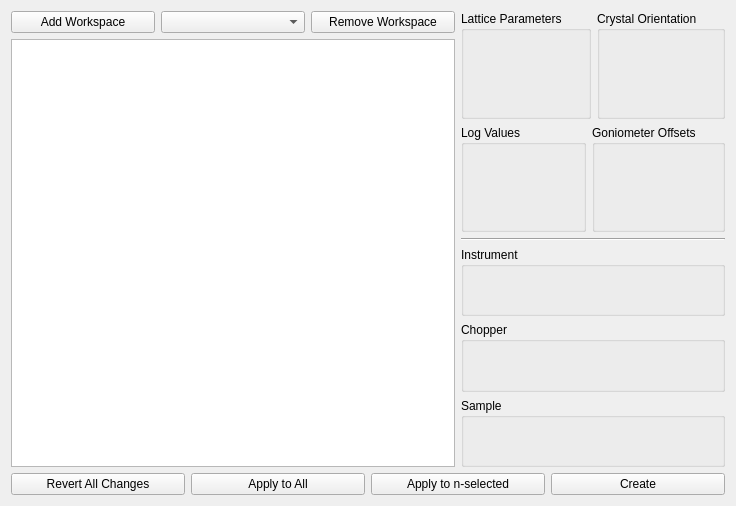
Above: Code/Mantid/MantidQt/CustomInterfaces/inc/MantidQtCustomInterfaces/CreateMDWorkspace.ui from mantidproject/mantid before the change. Below: the same form after it.
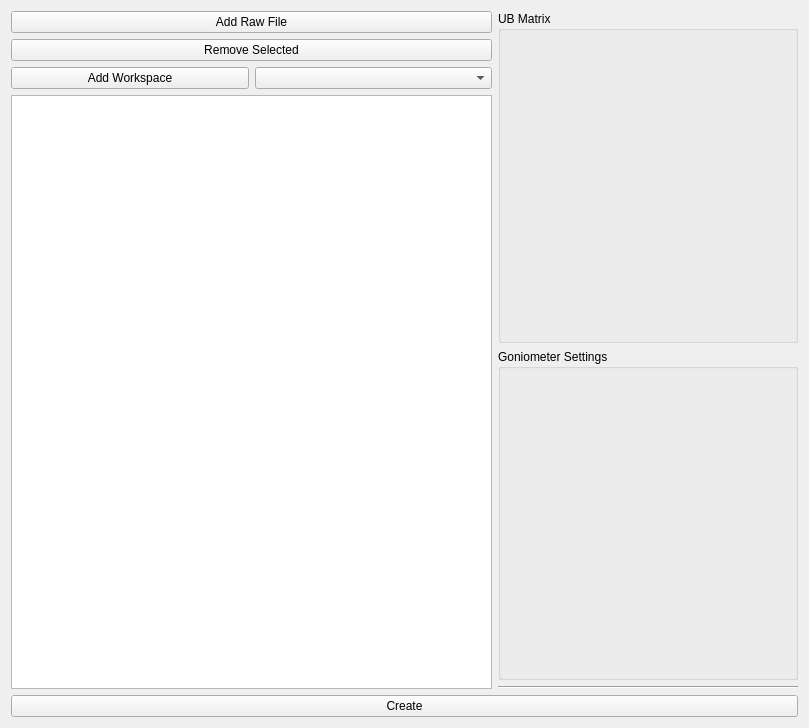
That is the form after the change. Custom widgets are drawn as their Qt base class.

What changed in the file:
```diff
--- a/Code/Mantid/MantidQt/CustomInterfaces/inc/MantidQtCustomInterfaces/CreateMDWorkspace.ui
+++ b/Code/Mantid/MantidQt/CustomInterfaces/inc/MantidQtCustomInterfaces/CreateMDWorkspace.ui
@@ -6,8 +6,8 @@
    <rect>
     <x>0</x>
     <y>0</y>
-    <width>736</width>
-    <height>506</height>
+    <width>809</width>
+    <height>728</height>
    </rect>
   </property>
   <property name="sizePolicy">
@@ -28,21 +28,57 @@
      <item>
       <layout class="QVBoxLayout" name="overviewLayout">
        <item>
-        <layout class="QHBoxLayout" name="overviewControlsLayout">
+        <layout class="QHBoxLayout" name="fileLoadingLayout">
+         <item>
+          <widget class="QPushButton" name="btn_add_file">
+           <property name="sizePolicy">
+            <sizepolicy hsizetype="Expanding" vsizetype="Fixed">
+             <horstretch>0</horstretch>
+             <verstretch>0</verstretch>
+            </sizepolicy>
+           </property>
+           <property name="text">
+            <string>Add Raw File</string>
+           </property>
+          </widget>
+         </item>
+        </layout>
+       </item>
+       <item>
+        <widget class="QPushButton" name="btn_remove_workspace">
+         <property name="sizePolicy">
+          <sizepolicy hsizetype="Expanding" vsizetype="Fixed">
+           <horstretch>0</horstretch>
+           <verstretch>0</verstretch>
+          </sizepolicy>
+         </property>
+         <property name="text">
+          <string>Remove Selected</string>
+         </property>
+        </widget>
+       </item>
+       <item>
+        <layout class="QHBoxLayout" name="workspaceLoadingLayout">
          <item>
           <widget class="QPushButton" name="btn_add_workspace">
+           <property name="sizePolicy">
+            <sizepolicy hsizetype="Expanding" vsizetype="Fixed">
+             <horstretch>0</horstretch>
+             <verstretch>0</verstretch>
+            </sizepolicy>
+           </property>
            <property name="text">
             <string>Add Workspace</string>
            </property>
           </widget>
          </item>
          <item>
-          <widget class="MantidQt::MantidWidgets::WorkspaceSelector" name="workspaceSelector"/>
-         </item>
-         <item>
-          <widget class="QPushButton" name="btn_remove_workspace">
-           <property name="text">
-            <string>Remove Workspace</string>
+          <widget class="MantidQt::MantidWidgets::WorkspaceSelector" name="workspaceSelector">
+           <property name="sizePolicy">
+            <sizepolicy hsizetype="Expanding" vsizetype="Fixed">
+             <horstretch>0</horstretch>
+             <verstretch>0</verstretch>
+            </sizepolicy>
            </property>
           </widget>
          </item>
@@ -51,7 +87,7 @@
        <item>
         <widget class="QTableView" name="tableView">
          <property name="sizePolicy">
-          <sizepolicy hsizetype="Expanding" vsizetype="Expanding">
+          <sizepolicy hsizetype="Ignored" vsizetype="Expanding">
            <horstretch>0</horstretch>
            <verstretch>0</verstretch>
           </sizepolicy>
@@ -74,12 +110,18 @@
          <attribute name="horizontalHeaderCascadingSectionResizes">
           <bool>true</bool>
          </attribute>
+         <attribute name="horizontalHeaderStretchLastSection">
+          <bool>true</bool>
+         </attribute>
         </widget>
        </item>
       </layout>
      </item>
      <item>
       <layout class="QVBoxLayout" name="workspaceEditingLayout">
+       <property name="sizeConstraint">
+        <enum>QLayout::SetDefaultConstraint</enum>
+       </property>
        <item>
         <layout class="QHBoxLayout" name="horizontalLayout_2">
          <item>
@@ -90,35 +132,32 @@
               <layout class="QHBoxLayout" name="horizontalLayout_latticeCrystal">
                <item>
                 <widget class="QGroupBox" name="groupBox_lattice">
+                 <property name="minimumSize">
+                  <size>
+                   <width>300</width>
+                   <height>0</height>
+                  </size>
+                 </property>
                  <property name="title">
-                  <string>Lattice Parameters</string>
+                  <string>UB Matrix</string>
                  </property>
                  <layout class="QHBoxLayout" name="horizontalLayout_5"/>
                 </widget>
                </item>
-               <item>
-                <widget class="QGroupBox" name="groupBox_orientation">
-                 <property name="title">
-                  <string>Crystal Orientation</string>
-                 </property>
-                </widget>
-               </item>
               </layout>
              </item>
              <item>
               <layout class="QHBoxLayout" name="horizontalLayout_logValues_Goniometer">
-               <item>
-                <widget class="QGroupBox" name="groupBox_logvalues">
-                 <property name="title">
-                  <string>Log Values</string>
-                 </property>
-                 <layout class="QHBoxLayout" name="logValueLayout"/>
-                </widget>
-               </item>
                <item>
                 <widget class="QGroupBox" name="groupBox_goniometeroffsets">
+                 <property name="minimumSize">
+                  <size>
+                   <width>300</width>
+                   <height>0</height>
+                  </size>
+                 </property>
                  <property name="title">
-                  <string>Goniometer Offsets</string>
+                  <string>Goniometer Settings</string>
                  </property>
                 </widget>
                </item>
@@ -139,31 +178,6 @@
              </property>
             </widget>
            </item>
-           <item>
-            <layout class="QVBoxLayout" name="verticalLayout_optional">
-             <item>
-              <widget class="QGroupBox" name="groupBox_instrument">
-               <property name="title">
-                <string>Instrument</string>
-               </property>
-              </widget>
-             </item>
-             <item>
-              <widget class="QGroupBox" name="groupBox_chopper">
-               <property name="title">
-                <string>Chopper</string>
-               </property>
-              </widget>
-             </item>
-             <item>
-              <widget class="QGroupBox" name="groupBox_sample">
-               <property name="title">
-                <string>Sample</string>
-               </property>
-              </widget>
-             </item>
-            </layout>
-           </item>
           </layout>
          </item>
         </layout>
@@ -174,27 +188,6 @@
    </item>
    <item>
     <layout class="QHBoxLayout" name="controlButtonsLayout">
-     <item>
-      <widget class="QPushButton" name="btn_revert">
-       <property name="text">
-        <string>Revert All Changes</string>
-       </property>
-      </widget>
-     </item>
-     <item>
-      <widget class="QPushButton" name="btn_apply_all">
-       <property name="text">
-        <string>Apply to All</string>
-       </property>
-      </widget>
-     </item>
-     <item>
-      <widget class="QPushButton" name="btn_n_selected">
-       <property name="text">
-        <string>Apply to n-selected</string>
-       </property>
-      </widget>
-     </item>
      <item>
       <widget class="QPushButton" name="btn_create">
        <property name="text">
```
Left out of the diff: 3 changed lines with no effect on the pictures.
